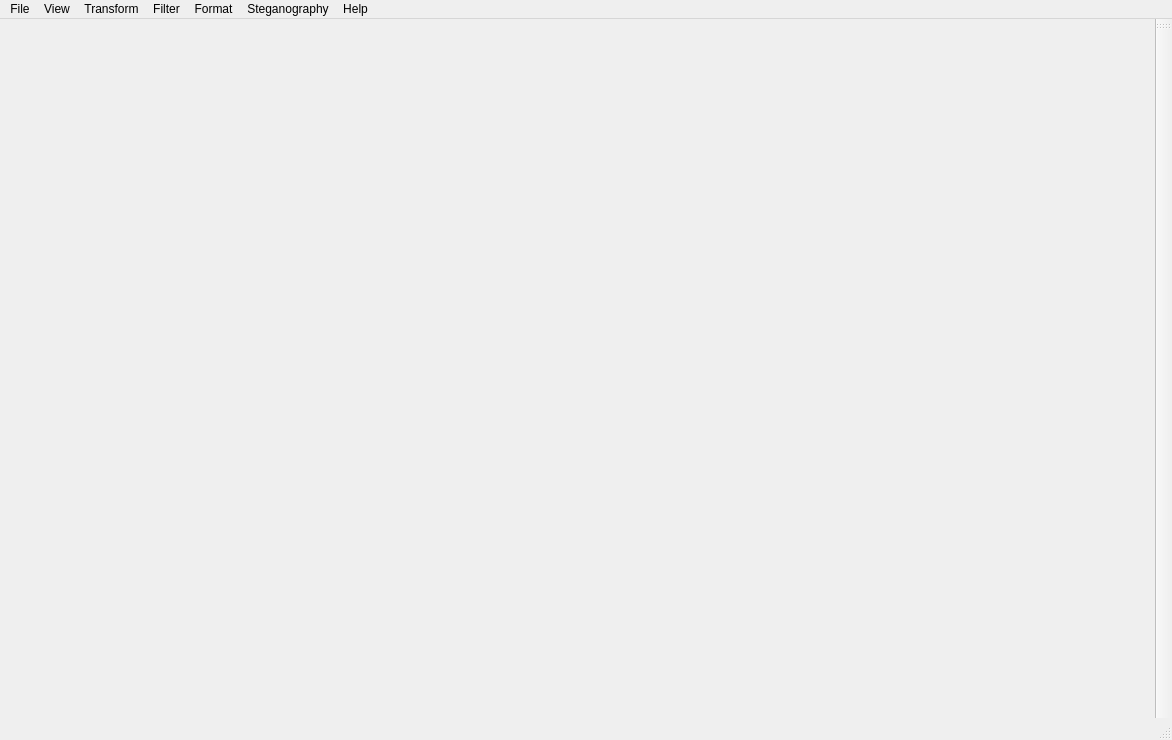
Above: BMPEditor/mainwindow.ui from 0xMartin/BMPEditor before the change. Below: the same form after it.
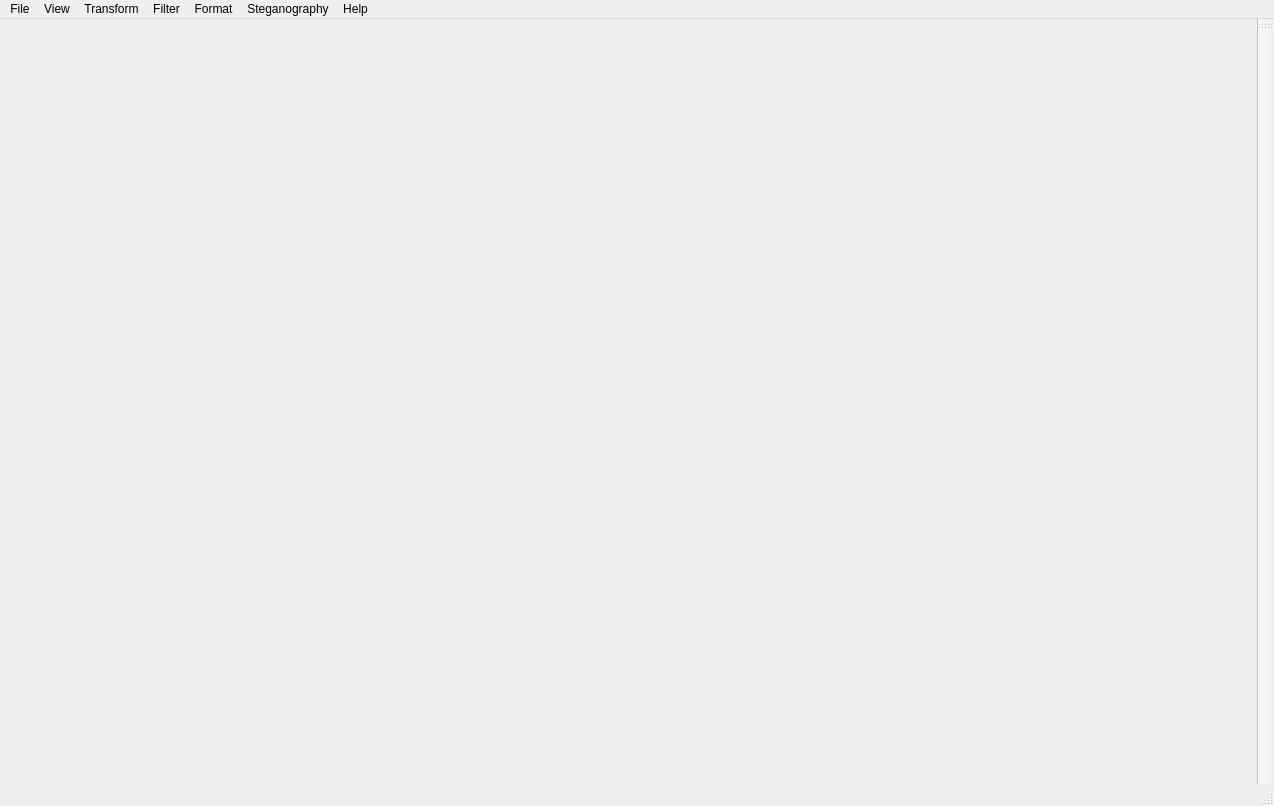
That is the form after the change. Icons and pictures are not drawn.

```diff
--- a/BMPEditor/mainwindow.ui
+++ b/BMPEditor/mainwindow.ui
@@ -6,8 +6,8 @@
    <rect>
     <x>0</x>
     <y>0</y>
-    <width>1172</width>
-    <height>740</height>
+    <width>1274</width>
+    <height>806</height>
    </rect>
   </property>
   <property name="windowTitle">
@@ -24,7 +24,7 @@
     <rect>
      <x>0</x>
      <y>0</y>
-     <width>1172</width>
+     <width>1274</width>
      <height>25</height>
     </rect>
    </property>
```
